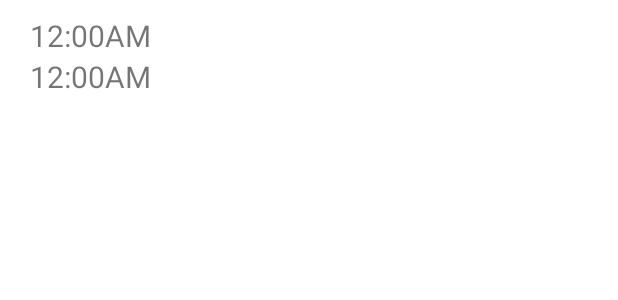
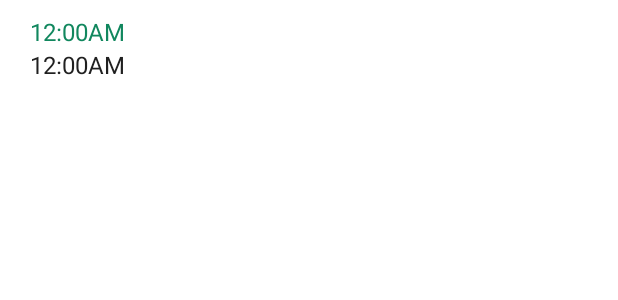
Before and after one commit to fiqriturhamz/MedicationReminder, an Android app: the layout dose_list_item.xml on its own in the app's theme, with its tools: preview values and no code run, on a phone screen of 412 x 824 dp. Shown: the top 300 px of the screen. Run offline under Robolectric (Android 15) with nearby library versions, the phone set to English and light mode, and no system bars.

Commit message:
Memperbaiki warna dan tampilan

```diff
--- a/app/src/main/res/layout/dose_list_item.xml
+++ b/app/src/main/res/layout/dose_list_item.xml
@@ -11,7 +11,8 @@
         android:layout_width="match_parent"
         android:layout_height="wrap_content"
         autoSizeTextType="uniform"
-        android:textSize="20sp"
+        android:textSize="16sp"
+        android:textColor="@color/sub_green"
         android:text="@string/midnight"/>
 
     <com.google.android.material.textview.MaterialTextView
@@ -19,7 +20,8 @@
         android:layout_width="match_parent"
         android:layout_height="wrap_content"
         autoSizeTextType="uniform"
-        android:textSize="20sp"
+        android:textColor="@color/grey"
+        android:textSize="16sp"
         android:text="@string/midnight"/>
 
 </androidx.appcompat.widget.LinearLayoutCompat>
```
